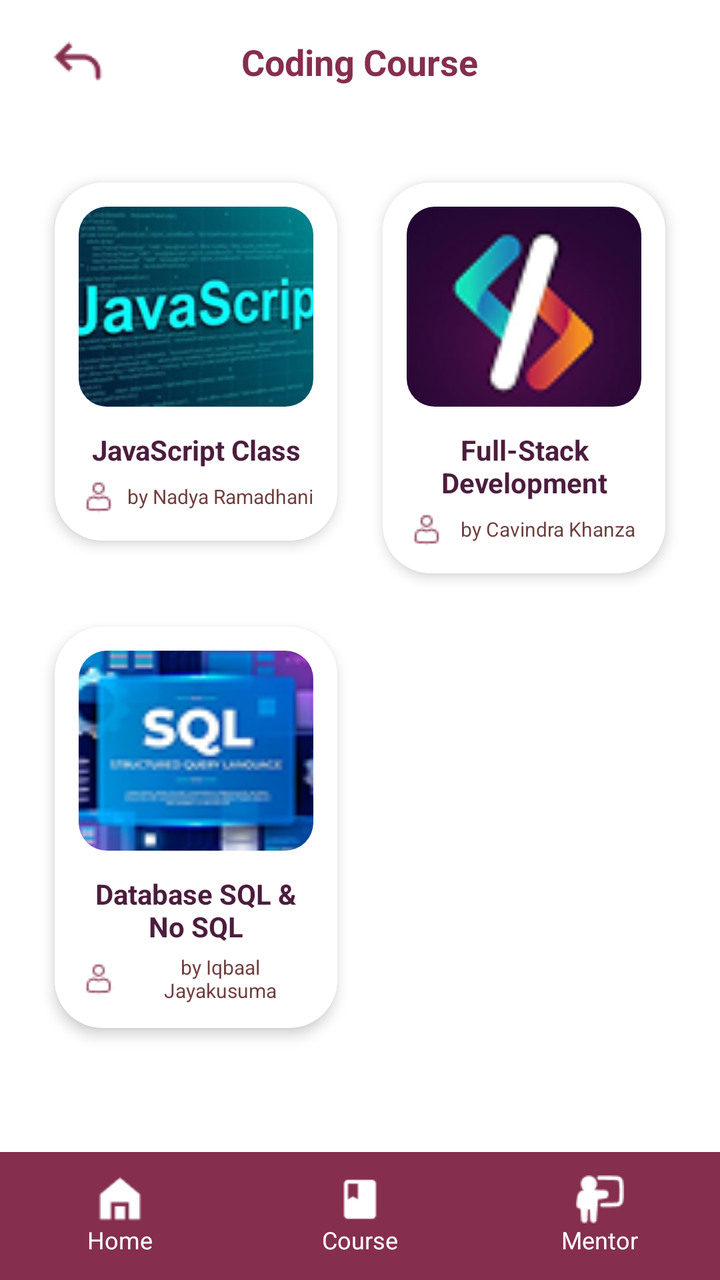
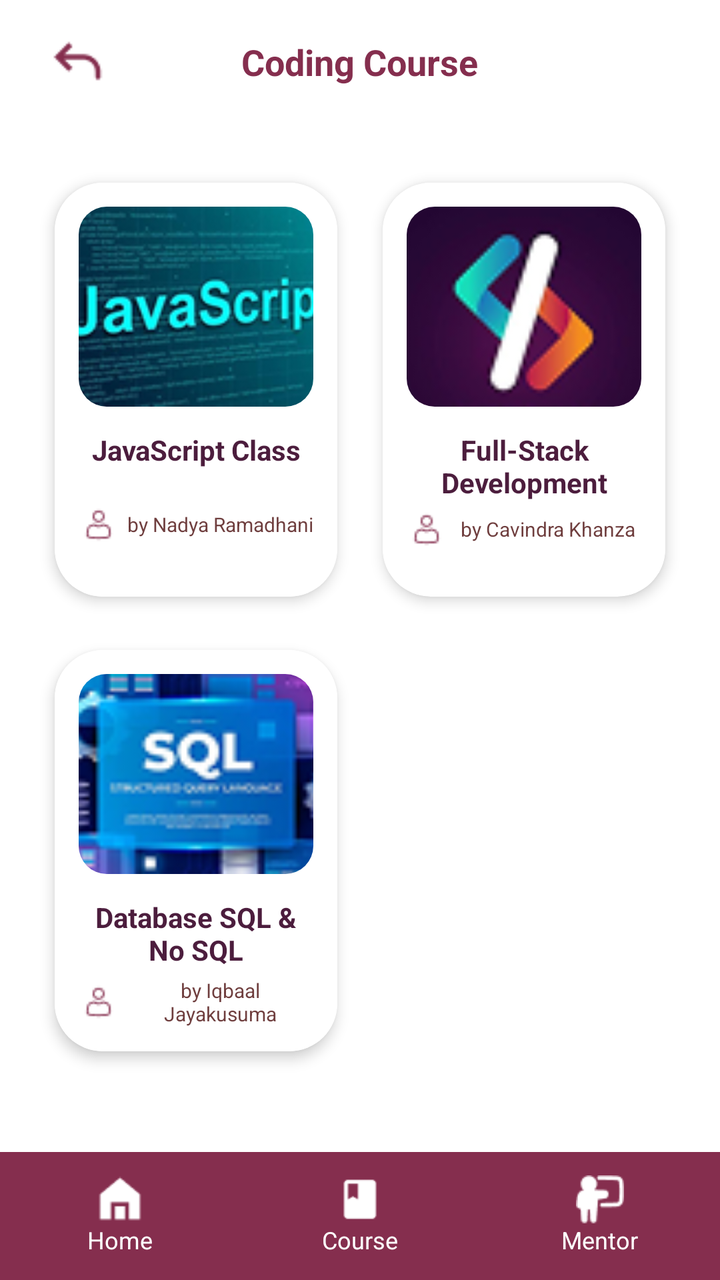

Compare the two renders of this Android layout. The source of the first and the diff that turns it into the second are given below.
<!-- AndroidManifest.xml: activity theme Theme.MaterialComponents.Light.NoActionBar -->
<!-- res/layout/coding_course.xml -->
<?xml version="1.0" encoding="utf-8"?>
<LinearLayout
    xmlns:android="http://schemas.android.com/apk/res/android"
    xmlns:app="http://schemas.android.com/apk/res-auto"
    android:id="@+id/main_coding"
    android:layout_width="match_parent"
    android:layout_height="match_parent"
    android:background="#FFFFFF"
    android:orientation="vertical"
    android:fitsSystemWindows="true">

    <ScrollView
        android:layout_width="match_parent"
        android:layout_height="0dp"
        android:layout_weight="1"
        android:fillViewport="true">

        <LinearLayout
            android:layout_width="match_parent"
            android:layout_height="wrap_content"
            android:orientation="vertical"
            android:paddingHorizontal="16dp"
            android:paddingTop="16dp"
            android:paddingBottom="24dp">

            
            <RelativeLayout
                android:layout_width="match_parent"
                android:layout_height="wrap_content"
                android:layout_marginBottom="32dp"
                android:paddingHorizontal="8dp">

                <ImageView
                    android:id="@+id/btnBack"
                    android:layout_width="30dp"
                    android:layout_height="30dp"
                    android:layout_alignParentStart="true"
                    android:layout_centerInParent="true"
                    android:src="@drawable/icon_back"
                    app:tint="#852E4E" />

                <TextView
                    android:layout_width="wrap_content"
                    android:layout_height="wrap_content"
                    android:layout_centerInParent="true"
                    android:text="Coding Course"
                    android:textColor="#852E4E"
                    android:textSize="18sp"
                    android:textStyle="bold" />
            </RelativeLayout>

            
            <LinearLayout
                android:layout_width="match_parent"
                android:layout_height="wrap_content"
                android:orientation="horizontal"
                android:weightSum="2">

                
                <androidx.cardview.widget.CardView
                    android:id="@+id/cardJavascript"
                    android:layout_width="0dp"
                    android:layout_height="wrap_content"
                    android:layout_weight="1"
                    app:cardCornerRadius="24dp"
                    app:cardElevation="4dp"
                    app:cardUseCompatPadding="true"
                    android:clickable="true"
                    android:focusable="true"
                    android:foreground="?attr/selectableItemBackground">


                <LinearLayout
                        android:layout_width="match_parent"
                        android:layout_height="wrap_content"
                        android:background="#FFFFFF"
                        android:orientation="vertical"
                        android:padding="12dp">

                        <androidx.cardview.widget.CardView
                            android:layout_width="match_parent"
                            android:layout_height="100dp"
                            app:cardCornerRadius="14dp"
                            app:cardElevation="0dp">
                            <ImageView
                                android:layout_width="match_parent"
                                android:layout_height="match_parent"
                                android:scaleType="centerCrop"
                                android:src="@drawable/javascript_logo" />
                        </androidx.cardview.widget.CardView>

                        <TextView
                            android:layout_width="match_parent"
                            android:layout_height="wrap_content"
                            android:layout_marginTop="12dp"
                            android:gravity="center"
                            android:text="JavaScript Class"
                            android:textColor="#4C1D3D"
                            android:textStyle="bold" />

                        <TextView
                            android:layout_width="match_parent"
                            android:layout_height="wrap_content"
                            android:gravity="center"
                            android:text="by Nadya Ramadhani"
                            android:textColor="#6F3E3E"
                            android:textSize="10sp"
                            android:layout_marginTop="4dp"
                            android:drawableStart="@drawable/icon_kontak"
                            android:drawablePadding="4dp"
                            android:drawableTint="#852E4E"/>
                    </LinearLayout>
                </androidx.cardview.widget.CardView>

                
                <androidx.cardview.widget.CardView
                    android:layout_width="0dp"
                    android:layout_height="wrap_content"
                    android:layout_weight="1"
                    app:cardCornerRadius="24dp"
                    app:cardElevation="4dp"
                    app:cardUseCompatPadding="true">

                    <LinearLayout
                        android:layout_width="match_parent"
                        android:layout_height="wrap_content"
                        android:background="#FFFFFF"
                        android:orientation="vertical"
                        android:padding="12dp">

                        <androidx.cardview.widget.CardView
                            android:layout_width="match_parent"
                            android:layout_height="100dp"
                            app:cardCornerRadius="14dp"
                            app:cardElevation="0dp">
                            <ImageView
                                android:layout_width="match_parent"
                                android:layout_height="match_parent"
                                android:scaleType="centerCrop"
                                android:src="@drawable/fullstack_icon" />
                        </androidx.cardview.widget.CardView>

                        <TextView
                            android:layout_width="match_parent"
                            android:layout_height="wrap_content"
                            android:layout_marginTop="12dp"
                            android:gravity="center"
                            android:text="Full-Stack Development"
                            android:textColor="#4C1D3D"
                            android:textStyle="bold" />

                        <TextView
                            android:layout_width="match_parent"
                            android:layout_height="wrap_content"
                            android:gravity="center"
                            android:text="by Cavindra Khanza"
                            android:textColor="#6F3E3E"
                            android:textSize="10sp"
                            android:layout_marginTop="4dp"
                            android:drawableStart="@drawable/icon_kontak"
                            android:drawablePadding="4dp"
                            android:drawableTint="#852E4E"/>
                    </LinearLayout>
                </androidx.cardview.widget.CardView>
            </LinearLayout>

            
            <LinearLayout
                android:layout_width="match_parent"
                android:layout_height="wrap_content"
                android:orientation="horizontal"
                android:weightSum="2">

                
                <androidx.cardview.widget.CardView
                    android:layout_width="0dp"
                    android:layout_height="wrap_content"
                    android:layout_weight="1"
                    app:cardCornerRadius="24dp"
                    app:cardElevation="4dp"
                    app:cardUseCompatPadding="true">

                    <LinearLayout
                        android:layout_width="match_parent"
                        android:layout_height="wrap_content"
                        android:background="#FFFFFF"
                        android:orientation="vertical"
                        android:padding="12dp">

                        <androidx.cardview.widget.CardView
                            android:layout_width="match_parent"
                            android:layout_height="100dp"
                            app:cardCornerRadius="14dp"
                            app:cardElevation="0dp">
                            <ImageView
                                android:layout_width="match_parent"
                                android:layout_height="match_parent"
                                android:scaleType="centerCrop"
                                android:src="@drawable/sql_icon" />
                        </androidx.cardview.widget.CardView>

                        <TextView
                            android:layout_width="match_parent"
                            android:layout_height="wrap_content"
                            android:layout_marginTop="12dp"
                            android:gravity="center"
                            android:text="Database SQL &amp; No SQL"
                            android:textColor="#4C1D3D"
                            android:textStyle="bold" />

                        <TextView
                            android:layout_width="match_parent"
                            android:layout_height="wrap_content"
                            android:gravity="center"
                            android:text="by Iqbaal Jayakusuma"
                            android:textColor="#6F3E3E"
                            android:textSize="10sp"
                            android:layout_marginTop="4dp"
                            android:drawableStart="@drawable/icon_kontak"
                            android:drawablePadding="4dp"
                            android:drawableTint="#852E4E"/>
                    </LinearLayout>
                </androidx.cardview.widget.CardView>

                
                <View
                    android:layout_width="0dp"
                    android:layout_height="match_parent"
                    android:layout_weight="1" />
            </LinearLayout>

        </LinearLayout>
    </ScrollView>

    
    <LinearLayout
        android:layout_width="match_parent"
        android:layout_height="64dp"
        android:background="#852E4E"
        android:orientation="horizontal"
        android:weightSum="3">
        <LinearLayout
            android:id="@+id/navHomeCoding"
            android:layout_width="0dp"
            android:layout_height="match_parent"
            android:layout_weight="1"
            android:gravity="center"
            android:orientation="vertical">
            <ImageView android:layout_width="24dp" android:layout_height="24dp" android:src="@drawable/icon_home" app:tint="#FFFFFF"/>
            <TextView android:layout_width="wrap_content" android:layout_height="wrap_content" android:text="Home" android:textColor="#FFFFFF" android:textSize="12sp"/>
        </LinearLayout>
        <LinearLayout
            android:id="@+id/navCourseCoding"
            android:layout_width="0dp"
            android:layout_height="match_parent"
            android:layout_weight="1"
            android:gravity="center"
            android:orientation="vertical">
            <ImageView android:layout_width="24dp" android:layout_height="24dp" android:src="@drawable/icon_course" app:tint="#FFFFFF"/>
            <TextView android:layout_width="wrap_content" android:layout_height="wrap_content" android:text="Course" android:textColor="#FFFFFF" android:textSize="12sp"/>
        </LinearLayout>
        <LinearLayout
            android:id="@+id/navMentorCoding"
            android:layout_width="0dp"
            android:layout_height="match_parent"
            android:layout_weight="1"
            android:gravity="center"
            android:orientation="vertical">
            <ImageView android:layout_width="24dp" android:layout_height="24dp" android:src="@drawable/icon_mentor" app:tint="#FFFFFF"/>
            <TextView android:layout_width="wrap_content" android:layout_height="wrap_content" android:text="Mentor" android:textColor="#FFFFFF" android:textSize="12sp"/>
        </LinearLayout>
    </LinearLayout>

</LinearLayout>
<!-- resources referenced by this layout -->
<resources>
  <!-- drawable fullstack_icon: png bitmap (drawable, 7993 bytes) -->
  <!-- drawable icon_back: png bitmap (drawable, 506 bytes) -->
  <!-- drawable icon_course: png bitmap (drawable, 358 bytes) -->
  <!-- drawable icon_home: png bitmap (drawable, 355 bytes) -->
  <!-- drawable icon_kontak: png bitmap (drawable, 512 bytes) -->
  <!-- drawable icon_mentor: png bitmap (drawable, 580 bytes) -->
  <!-- drawable javascript_logo: png bitmap (drawable, 24366 bytes) -->
  <!-- drawable sql_icon: png bitmap (drawable, 14635 bytes) -->
</resources>

<!-- the commit's change to res/layout/coding_course.xml (unified diff, before → after) -->
@@ -82,6 +82,7 @@
                             android:layout_height="100dp"
                             app:cardCornerRadius="14dp"
                             app:cardElevation="0dp">
+
                             <ImageView
                                 android:layout_width="match_parent"
                                 android:layout_height="match_parent"
@@ -100,22 +101,22 @@
 
                         <TextView
                             android:layout_width="match_parent"
-                            android:layout_height="wrap_content"
-                            android:gravity="center"
-                            android:text="by Nadya Ramadhani"
-                            android:textColor="#6F3E3E"
-                            android:textSize="10sp"
+                            android:layout_height="48dp"
                             android:layout_marginTop="4dp"
                             android:drawableStart="@drawable/icon_kontak"
                             android:drawablePadding="4dp"
-                            android:drawableTint="#852E4E"/>
+                            android:drawableTint="#852E4E"
+                            android:gravity="center"
+                            android:text="by Nadya Ramadhani"
+                            android:textColor="#6F3E3E"
+                            android:textSize="10sp" />
                     </LinearLayout>
                 </androidx.cardview.widget.CardView>
 
                 
                 <androidx.cardview.widget.CardView
                     android:layout_width="0dp"
-                    android:layout_height="wrap_content"
+                    android:layout_height="match_parent"
                     android:layout_weight="1"
                     app:cardCornerRadius="24dp"
                     app:cardElevation="4dp"
